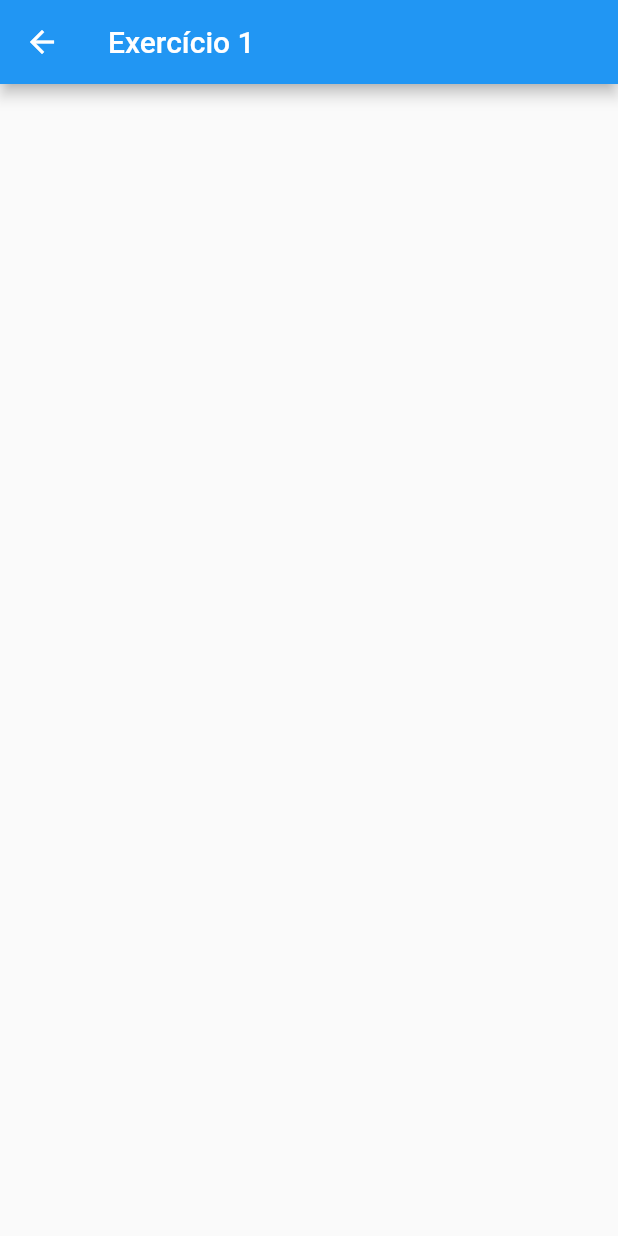
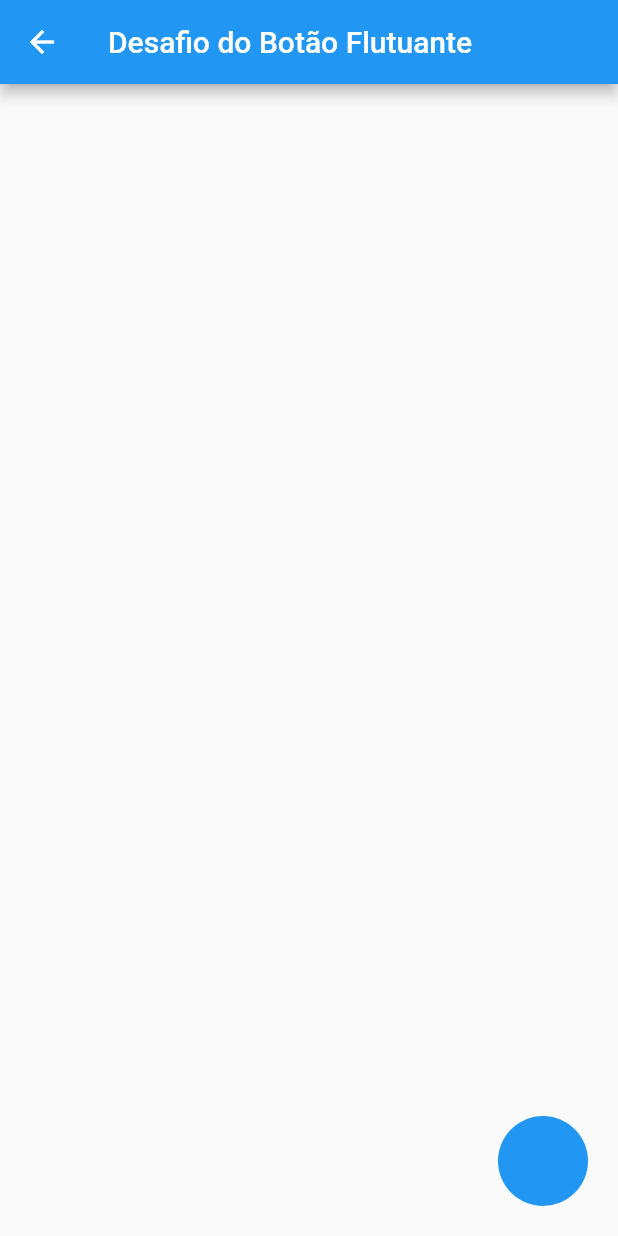
Before and after one commit to LucasVieira2902/masterclass_homework_2, a Flutter app: the Activity1 screen opened directly, on a phone screen of 412 x 824 dp. Run offline on Flutter 3.47's test engine with Material 2 defaults, Android fonts, the light colour scheme and no system bars.

Commit message:
Finalizado primeiro exercicio

```diff
--- a/lib/pages/activity_1.dart
+++ b/lib/pages/activity_1.dart
@@ -1,21 +1,46 @@
 import 'package:flutter/material.dart';
 
-class Activity1 extends StatelessWidget {
+class Activity1 extends StatefulWidget {
   const Activity1({Key? key}) : super(key: key);
 
+  @override
+  State<Activity1> createState() => _Activity1State();
+}
+class _Activity1State extends State<Activity1> {
+  double posX = 20, posY = 20;
+  bool isActive = false;
   @override
   Widget build(BuildContext context) {
     return Scaffold(
       appBar: AppBar(
-        title: const Text('Exercício 1'),
+        title: const Text('Desafio do Botão Flutuante'),
       ),
-      body: Center(
-        child: Column(
-          mainAxisAlignment: MainAxisAlignment.center,
-          children: <Widget>[
-
-          ],
-        ),
+      body: Stack(
+        children: <Widget>[
+          AnimatedPositioned(
+            duration: const Duration(milliseconds: 500),
+            bottom: posY,
+            right: posX,
+            child: GestureDetector(
+              onTap: () {
+                setState(() {
+                  isActive = !isActive;
+                  posX = isActive ? (MediaQuery.of(context).size.width/2 - 60) : 20;
+                  posY = isActive ? (MediaQuery.of(context).size.height - 140) : 20;
+                });
+              },
+              child: AnimatedContainer(
+                duration: const Duration(milliseconds: 500),
+                width: isActive ? 120 : 60,
+                height: 60,
+                decoration: BoxDecoration(
+                  color: Colors.blue,
+                  borderRadius: BorderRadius.circular(isActive ? 0 : 50),
+                ),
+              ),
+            ),
+          ),
+        ],
       ),
     );
   }
```
